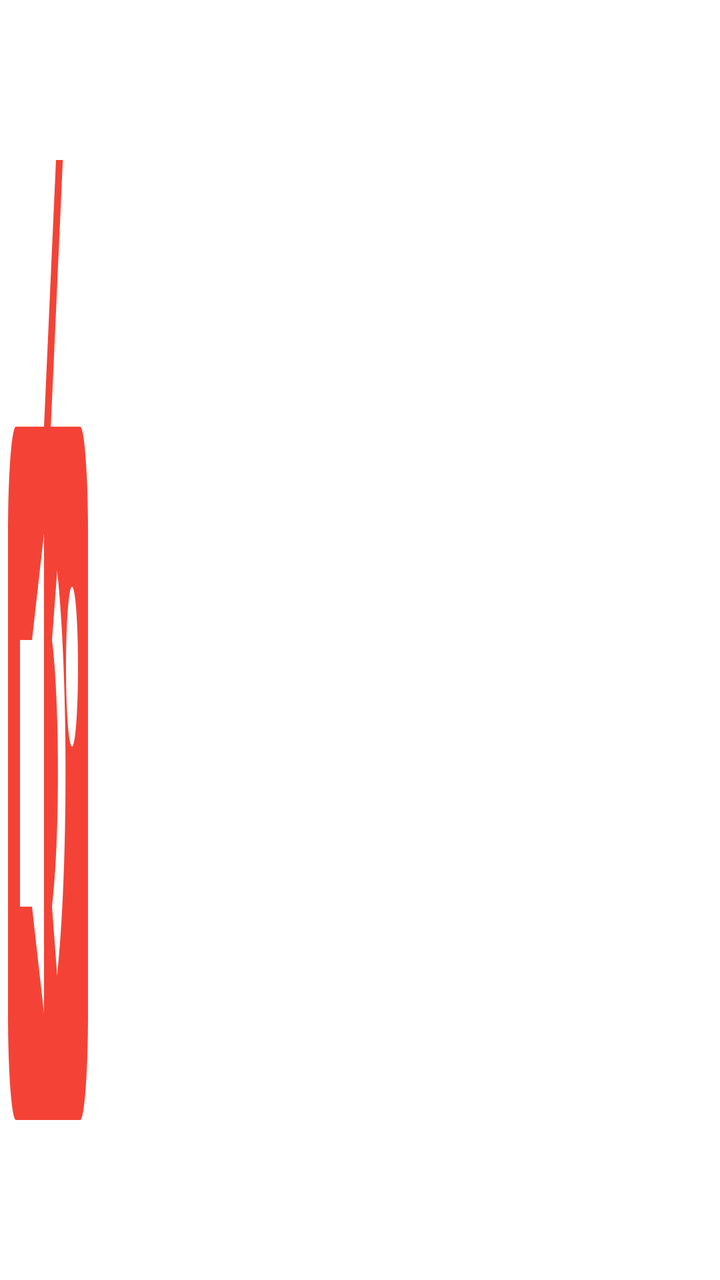
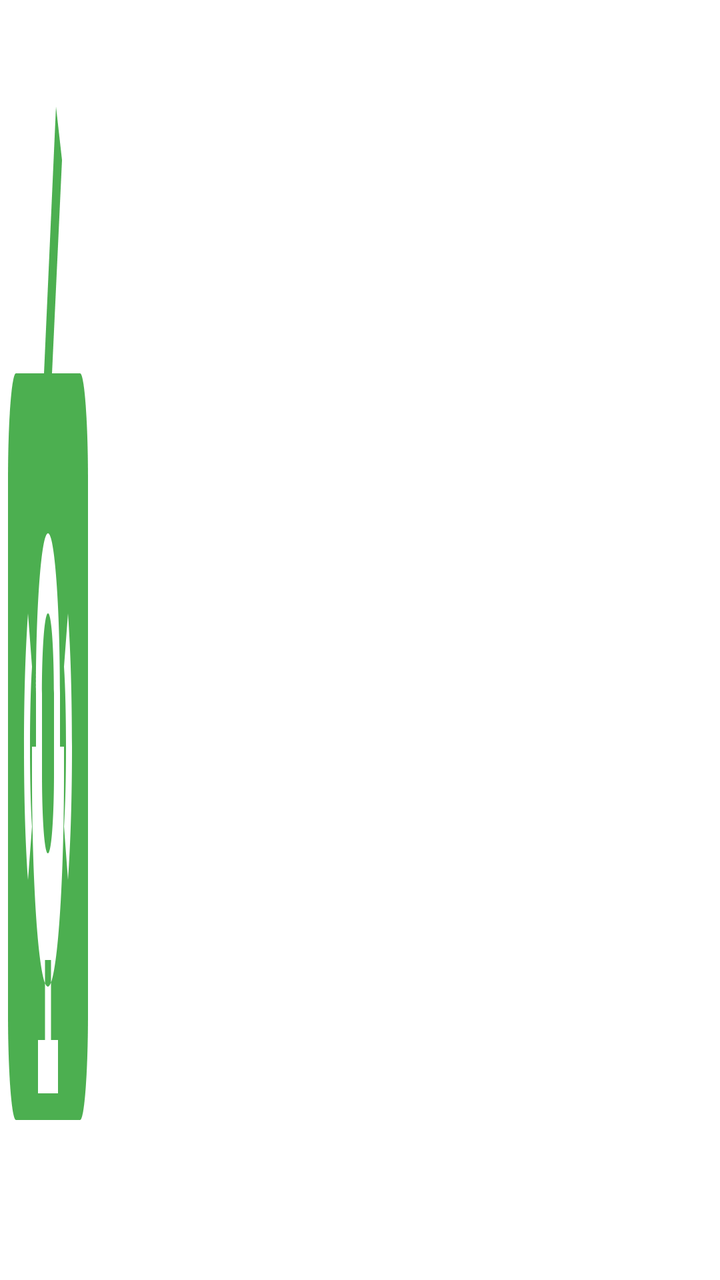

Screens rendered from an Android XML layout before and after an edit, with the pre-edit source and the edit as a unified diff.
<!-- AndroidManifest.xml: application theme Theme.HzPodcast -->
<!-- res/layout/my_actionbar.xml -->
<?xml version="1.0" encoding="utf-8"?>
<androidx.constraintlayout.widget.ConstraintLayout xmlns:android="http://schemas.android.com/apk/res/android"
    xmlns:app="http://schemas.android.com/apk/res-auto"
    android:layout_width="match_parent"
    android:layout_height="match_parent">

    <ImageView
        android:id="@+id/mainbar_image"
        android:layout_width="wrap_content"
        android:layout_height="match_parent"
        android:src="@drawable/ic_radio"
        android:scaleType="fitXY"
        app:layout_constraintTop_toTopOf="parent"
        app:layout_constraintStart_toStartOf="parent"
        android:visibility="visible" />
    <TextView
        android:id="@+id/mainbar_ver"
        android:layout_width="wrap_content"
        android:layout_height="wrap_content"
        android:textSize="16sp"
        android:textColor="@color/light_gray"
        android:alpha="0.5"
        android:gravity="bottom"
        app:layout_constraintBottom_toBottomOf="@id/mainbar_image"
        app:layout_constraintStart_toStartOf="@id/mainbar_text"
        android:visibility="visible" />
    <TextView
        android:id="@+id/mainbar_text"
        android:layout_width="wrap_content"
        android:layout_height="match_parent"
        android:textSize="20sp"
        android:gravity="center_vertical"
        app:layout_constraintTop_toTopOf="parent"
        app:layout_constraintStart_toEndOf="@id/mainbar_image"
        android:visibility="visible" />

</androidx.constraintlayout.widget.ConstraintLayout>
<!-- resources referenced by this layout -->
<resources>
  <color name="light_gray">#FFD5D0D2</color>
  <!-- drawable ic_radio (drawable) -->
  <?xml version="1.0" encoding="utf-8"?>
  <vector xmlns:android="http://schemas.android.com/apk/res/android"
      android:width="48dp"
      android:height="48dp"
      android:viewportWidth="24"
      android:viewportHeight="24">
  
      
      <path
          android:fillColor="#F44336"
          android:pathData="M4,8
              L20,8
              C21.1,8 22,8.9 22,10
              L22,19
              C22,20.1 21.1,21 20,21
              L4,21
              C2.9,21 2,20.1 2,19
              L2,10
              C2,8.9 2.9,8 4,8 Z" />
  
      
      <path
          android:fillColor="#F44336"
          android:pathData="M11,8 L14,3 L15.7,3 L12.7,8 Z" />
  
      
      <path
          android:fillColor="#FFFFFF"
          android:pathData="M5,12 L8,12 L11,10 L11,19 L8,17 L5,17 Z" />
  
      
      <path
          android:fillColor="#FFFFFF"
          android:pathData="M13,12
              C15,13.2 15,15.8 13,17
              L14.3,18.3
              C17.1,16.3 17.1,12.7 14.3,10.7 Z" />
  
      
      <path
          android:fillColor="#FFFFFF"
          android:pathData="M18,11
              A1.5,1.5 0,1 0,18,14
              A1.5,1.5 0,1 0,18,11 Z" />
  
  </vector>
  <style name="Theme.HzPodcast" parent="Theme.MaterialComponents.DayNight.NoActionBar">
          
          
          
          <item name="colorPrimaryDark">@color/my_actionbar_color</item>
          
          <item name="colorPrimary">@color/purple_700</item>
          <item name="colorPrimaryVariant">@color/purple_700</item>
          <item name="colorOnPrimary">@color/white</item>
          
          <item name="colorSecondary">@color/teal_200</item>
          <item name="colorSecondaryVariant">@color/teal_700</item>
          <item name="colorOnSecondary">@color/black</item>
          
          <item name="android:statusBarColor">?attr/colorPrimaryVariant</item>
          
          <item name="android:actionMenuTextAppearance">@style/MenuTextStyle</item>
      </style>
  <color name="my_actionbar_color">#FF3F3F0F</color>
  <color name="purple_700">#FFC125</color>
  <color name="white">#FFFFFFFA</color>
  <color name="teal_200">#EEAE00</color>
  <color name="teal_700">#ADAE20</color>
  <color name="black">#FF000000</color>
  <style name="MenuTextStyle">
          <item name="android:textColor">@android:color/holo_red_dark</item>
          <item name="android:textSize">30sp</item>
      </style>
</resources>

<!-- the commit's change to res/layout/my_actionbar.xml (unified diff, before → after) -->
@@ -8,7 +8,7 @@
         android:id="@+id/mainbar_image"
         android:layout_width="wrap_content"
         android:layout_height="match_parent"
-        android:src="@drawable/ic_radio"
+        android:src="@drawable/ic_podcast"
         android:scaleType="fitXY"
         app:layout_constraintTop_toTopOf="parent"
         app:layout_constraintStart_toStartOf="parent"
<!-- resource entries referenced after the edit -->
@@ -1,53 +1,7 @@
 <!-- resources referenced by this layout -->
 <resources>
   <color name="light_gray">#FFD5D0D2</color>
-  <!-- drawable ic_radio (drawable) -->
-  <?xml version="1.0" encoding="utf-8"?>
-  <vector xmlns:android="http://schemas.android.com/apk/res/android"
-      android:width="48dp"
-      android:height="48dp"
-      android:viewportWidth="24"
-      android:viewportHeight="24">
-  
-      
-      <path
-          android:fillColor="#F44336"
-          android:pathData="M4,8
-              L20,8
-              C21.1,8 22,8.9 22,10
-              L22,19
-              C22,20.1 21.1,21 20,21
-              L4,21
-              C2.9,21 2,20.1 2,19
-              L2,10
-              C2,8.9 2.9,8 4,8 Z" />
-  
-      
-      <path
-          android:fillColor="#F44336"
-          android:pathData="M11,8 L14,3 L15.7,3 L12.7,8 Z" />
-  
-      
-      <path
-          android:fillColor="#FFFFFF"
-          android:pathData="M5,12 L8,12 L11,10 L11,19 L8,17 L5,17 Z" />
-  
-      
-      <path
-          android:fillColor="#FFFFFF"
-          android:pathData="M13,12
-              C15,13.2 15,15.8 13,17
-              L14.3,18.3
-              C17.1,16.3 17.1,12.7 14.3,10.7 Z" />
-  
-      
-      <path
-          android:fillColor="#FFFFFF"
-          android:pathData="M18,11
-              A1.5,1.5 0,1 0,18,14
-              A1.5,1.5 0,1 0,18,11 Z" />
-  
-  </vector>
+  <!-- drawable ic_podcast: vector/xml drawable (drawable, 2200 chars, omitted) -->
   <style name="Theme.HzPodcast" parent="Theme.MaterialComponents.DayNight.NoActionBar">
           
           
